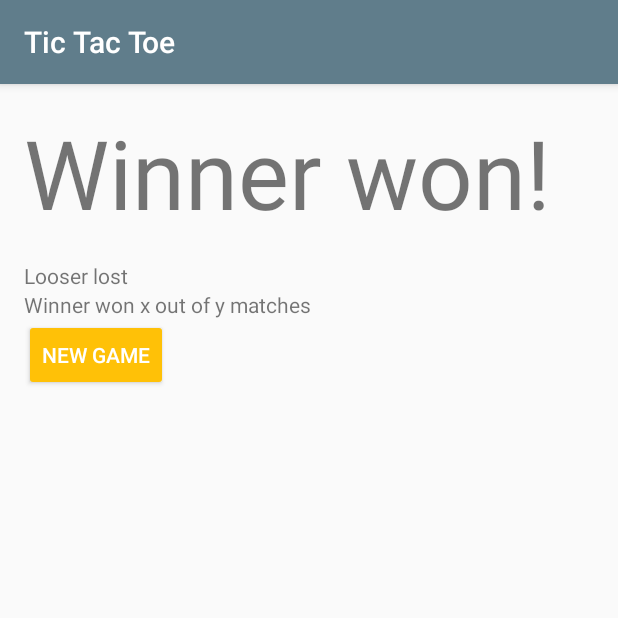
After one commit to EspenBrun/TicTacToe, an Android app: the SummaryActivity screen opened directly, with no data from a screen before it, on a phone screen of 412 x 824 dp, the top half of it. The commit adds this screen. Run offline under Robolectric (Android 15) with nearby library versions, the phone set to English and light mode, and no system bars.

Commit message:
SummaryActivity, intent and pass extras.

```diff
--- /dev/null
+++ b/app/src/main/java/com/example/android/tictactoe/SummaryActivity.java
@@ -0,0 +1,35 @@
+package com.example.android.tictactoe;
+
+import android.content.res.Resources;
+import android.os.Bundle;
+import android.support.v7.app.AppCompatActivity;
+import android.util.Log;
+
+/**
+ * Created by Espen on 30/04/2017.
+ */
+public class SummaryActivity extends AppCompatActivity {
+    private String p1Name;
+    private String p2Name;
+    private int rounds;
+    private int XWins;
+    private int OWins;
+    private Resources res;
+
+    @Override
+    protected void onCreate(Bundle savedInstanceState) {
+        super.onCreate(savedInstanceState);
+        setContentView(R.layout.activity_summary);
+        res = getResources();
+        Bundle extras = getIntent().getExtras();
+        if (extras != null) {
+            p1Name = extras.getString("p1Name", res.getString(R.string.p1_name_default));
+            p2Name = extras.getString("p2Name", res.getString(R.string.p2_name_default));
+            rounds = extras.getInt("rounds", -1);
+            XWins = extras.getInt("XWins", -1);
+            OWins = extras.getInt("OWins", -1);
+            Log.i("lolging", p1Name + p2Name + rounds + XWins + OWins);
+        }
+    }
+
+}
--- a/app/src/main/res/layout/activity_players.xml
+++ b/app/src/main/res/layout/activity_players.xml
@@ -1,7 +1,8 @@
 <?xml version="1.0" encoding="utf-8"?>
 <RelativeLayout xmlns:android="http://schemas.android.com/apk/res/android"
     android:layout_width="match_parent"
-    android:layout_height="match_parent">
+    android:layout_height="match_parent"
+    android:padding="@dimen/activity_vertical_margin">
 
     <TextView
         android:id="@+id/write_names"
--- /dev/null
+++ b/app/src/main/res/layout/activity_summary.xml
@@ -0,0 +1,31 @@
+<?xml version="1.0" encoding="utf-8"?>
+<LinearLayout xmlns:android="http://schemas.android.com/apk/res/android"
+    android:layout_width="match_parent"
+    android:layout_height="match_parent"
+    android:orientation="vertical"
+    android:padding="@dimen/activity_vertical_margin">
+
+    <TextView
+        android:layout_width="match_parent"
+        android:layout_height="wrap_content"
+        android:paddingBottom="@dimen/activity_vertical_margin"
+        android:text="Winner won!"
+        android:textSize="64sp" />
+
+    <TextView
+        android:layout_width="match_parent"
+        android:layout_height="wrap_content"
+        android:text="Looser lost" />
+
+    <TextView
+        android:layout_width="match_parent"
+        android:layout_height="wrap_content"
+        android:text="Winner won x out of y matches" />
+
+    <Button
+        android:layout_width="wrap_content"
+        android:layout_height="wrap_content"
+        android:text="New game" />
+
+
+</LinearLayout>
--- a/app/src/main/res/layout/activity_tic_tac_toe.xml
+++ b/app/src/main/res/layout/activity_tic_tac_toe.xml
@@ -1,7 +1,8 @@
 <?xml version="1.0" encoding="utf-8"?>
 <TableLayout xmlns:android="http://schemas.android.com/apk/res/android"
     android:layout_width="match_parent"
-    android:layout_height="match_parent">
+    android:layout_height="match_parent"
+    android:padding="@dimen/activity_vertical_margin">
 
     <TextView
         android:id="@+id/p1View"
```
Also changed, not shown: app/src/main/AndroidManifest.xml (+8 -1 lines), app/src/main/java/com/example/android/tictactoe/MainActivity.java (+1 -22 lines), app/src/main/java/com/example/android/tictactoe/TicTacToeActivity.java (+14 -4 lines).
